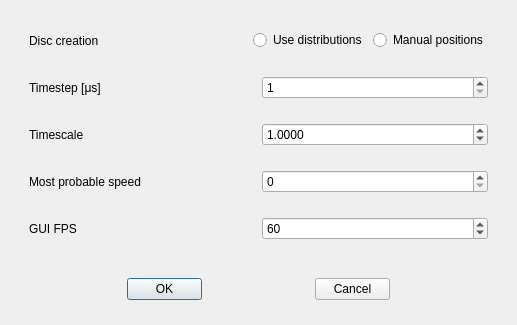
Old version of the form src/lib/gui/dialogs/SetupDialog.ui in the repository yannik131/Cell.
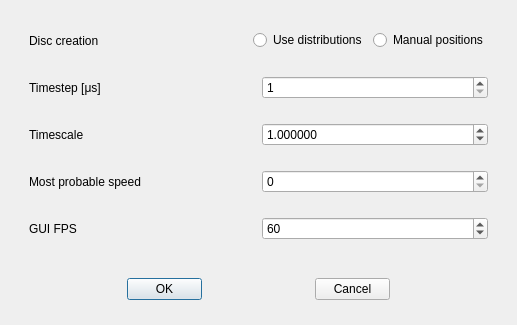
New version of the form.

What changed in the file:
```diff
--- a/src/lib/gui/dialogs/SetupDialog.ui
+++ b/src/lib/gui/dialogs/SetupDialog.ui
@@ -122,7 +122,7 @@
          <item>
           <widget class="QDoubleSpinBox" name="timeScaleDoubleSpinBox">
            <property name="decimals">
-            <number>4</number>
+            <number>6</number>
            </property>
            <property name="singleStep">
             <double>1.000000000000000</double>
```
